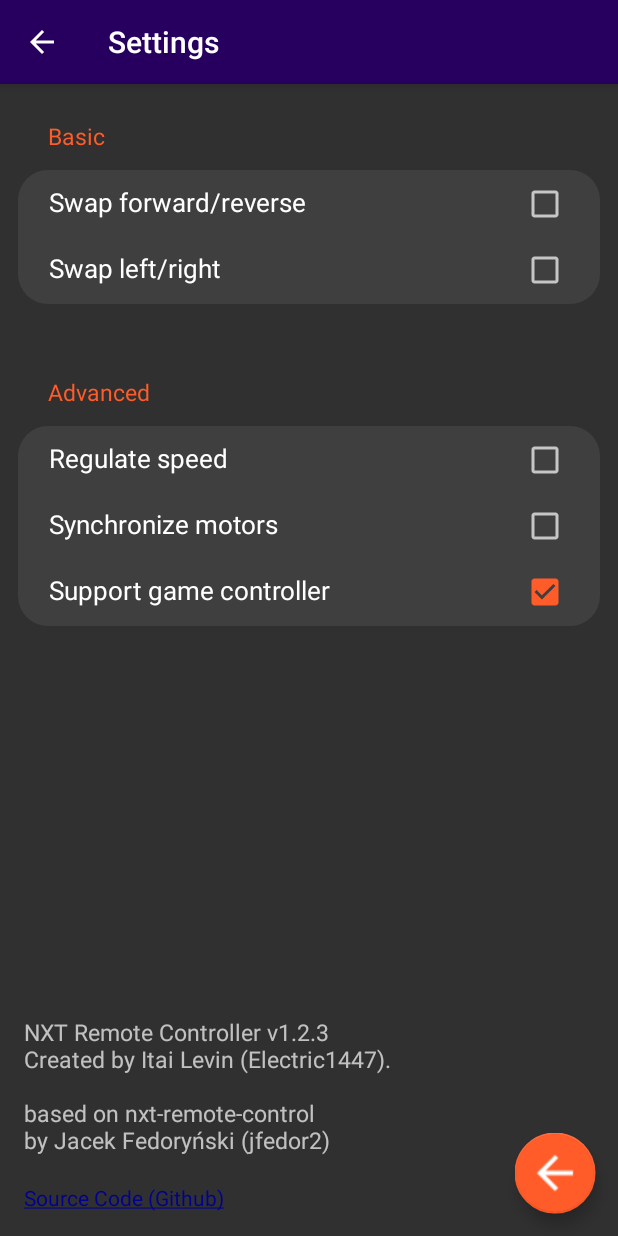
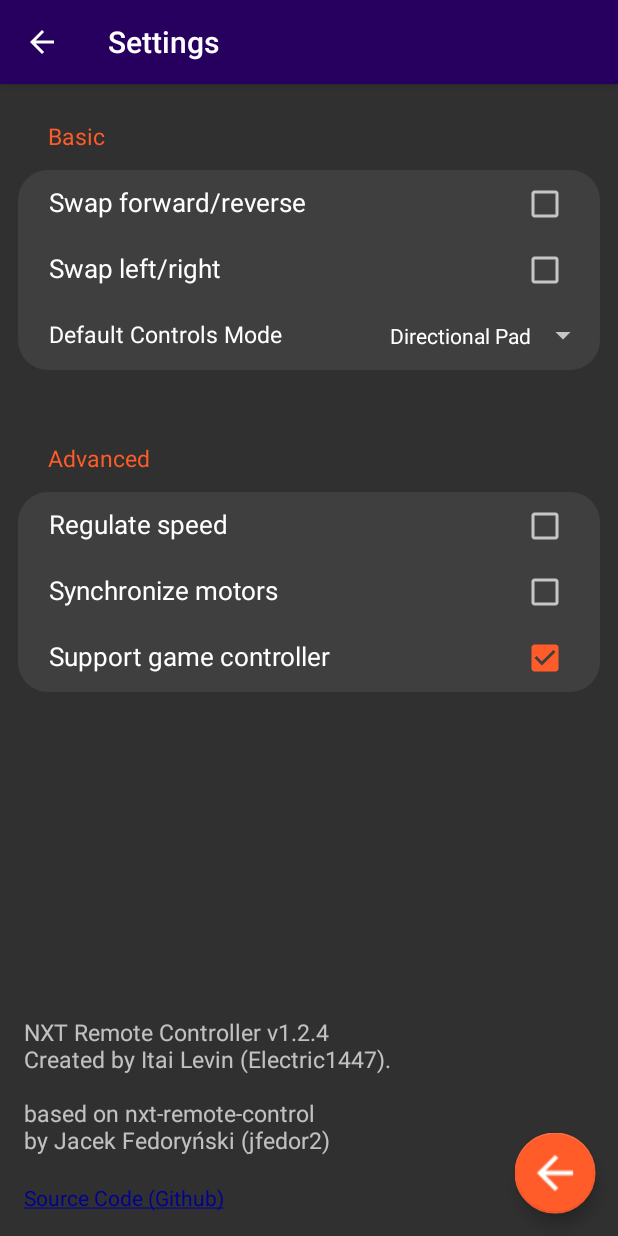
Before and after one commit to Electric1447/NXT-Remote-Controller, an Android app: the Settings screen opened directly, with no data from a screen before it, on a phone screen of 412 x 824 dp. Run offline under Robolectric (Android 15) with nearby library versions, the phone set to English and light mode, and no system bars.

Commit message:
Added Default Controls Mode option. (v1.2.4)

```diff
--- a/app/build.gradle
+++ b/app/build.gradle
@@ -8,8 +8,8 @@ android {
         applicationId "eparon.nxtremotecontroller"
         minSdkVersion 21
         targetSdkVersion 29
-        versionCode 123
-        versionName "1.2.3"
+        versionCode 124
+        versionName "1.2.4"
 
         testInstrumentationRunner "androidx.test.runner.AndroidJUnitRunner"
         resConfigs "en"
--- a/app/src/main/AndroidManifest.xml
+++ b/app/src/main/AndroidManifest.xml
@@ -34,7 +34,6 @@
         <activity
             android:name=".Settings"
             android:label="Settings"
-            android:theme="@style/SettingsTheme"
             android:windowSoftInputMode="adjustPan" />
 
     </application>
--- a/app/src/main/java/eparon/nxtremotecontroller/MainActivity.java
+++ b/app/src/main/java/eparon/nxtremotecontroller/MainActivity.java
@@ -95,6 +95,9 @@ public class MainActivity extends AppCompatActivity {
                 return;
             }
         }
+
+        if (mNewLaunch)
+            mControlsMode = prefs.getInt("defconmode", MainActivity.MODE_BUTTONS);
 
         initializeUI();
         mNXTTalker = new NXTTalker(mHandler);
--- a/app/src/main/java/eparon/nxtremotecontroller/Settings.java
+++ b/app/src/main/java/eparon/nxtremotecontroller/Settings.java
@@ -7,7 +7,10 @@ import android.net.Uri;
 import android.os.Bundle;
 import android.view.MenuItem;
 import android.view.View;
+import android.widget.AdapterView;
+import android.widget.ArrayAdapter;
 import android.widget.CheckBox;
+import android.widget.Spinner;
 import android.widget.TextView;
 
 import androidx.annotation.NonNull;
@@ -15,12 +18,15 @@ import androidx.appcompat.app.AppCompatActivity;
 
 import java.util.Objects;
 
-public class Settings extends AppCompatActivity {
+public class Settings extends AppCompatActivity implements AdapterView.OnItemSelectedListener {
 
     public String PREFS_NXT = "NXTPrefsFile";
     SharedPreferences prefs;
 
     public static String githubURL = "https://github.com/Electric1447/NXT-Remote-Controller";
+
+    int defConMode = MainActivity.MODE_BUTTONS;
+    Spinner conModeSpinner;
 
     boolean swapFWDREV = false, swapLeftRight = false, regulateSpeed = false, syncMotors = false, gamepad = true;
     CheckBox fwdrevCB, swapLeftRightCB, regSpeedCB, syncMotorsCB, gamepadCB;
@@ -52,6 +58,7 @@ public class Settings extends AppCompatActivity {
             if (savedInstanceState.containsKey("set_rSpeed")) regulateSpeed = savedInstanceState.getBoolean("set_rSpeed");
             if (savedInstanceState.containsKey("set_syncMo")) syncMotors = savedInstanceState.getBoolean("set_syncMo");
             if (savedInstanceState.containsKey("set_gamepd")) gamepad = savedInstanceState.getBoolean("set_gamepd");
+            if (savedInstanceState.containsKey("set_conmod")) defConMode = savedInstanceState.getInt("set_conmod");
         }
 
         initializeViews();
@@ -60,6 +67,13 @@ public class Settings extends AppCompatActivity {
     //region UI & onClick functions
 
     private void initializeViews () {
+        conModeSpinner = findViewById(R.id.conmode_spinner);
+        ArrayAdapter<CharSequence> adapter = ArrayAdapter.createFromResource(this, R.array.conmode_array, R.layout.spinner_item);
+        adapter.setDropDownViewResource(android.R.layout.simple_spinner_dropdown_item);
+        conModeSpinner.setAdapter(adapter);
+        conModeSpinner.setOnItemSelectedListener(this);
+        conModeSpinner.setSelection(defConMode - 1);
+
         fwdrevCB = findViewById(R.id.cbFWDREV);
         fwdrevCB.setChecked(swapFWDREV);
         swapLeftRightCB = findViewById(R.id.cbLeftRight);
@@ -99,6 +113,15 @@ public class Settings extends AppCompatActivity {
         return cb.isChecked();
     }
 
+    @Override
+    public void onItemSelected (AdapterView<?> parent, View view, int position, long id) {
+        defConMode = position + 1;
+    }
+
+    @Override
+    public void onNothingSelected (AdapterView<?> parent) {
+    }
+
     //endregion
 
     //region Save/Load
@@ -110,6 +133,7 @@ public class Settings extends AppCompatActivity {
         editor.putBoolean("regulateSpeed", regulateSpeed);
         editor.putBoolean("syncMotors", syncMotors);
         editor.putBoolean("gamepad", gamepad);
+        editor.putInt("defconmode", defConMode);
         editor.apply();
         startActivity(new Intent(Settings.this, MainActivity.class));
     }
@@ -124,6 +148,7 @@ public class Settings extends AppCompatActivity {
         regulateSpeed = prefs.getBoolean("regulateSpeed", regulateSpeed);
         syncMotors = prefs.getBoolean("syncMotors", syncMotors);
         gamepad = prefs.getBoolean("gamepad", gamepad);
+        defConMode = prefs.getInt("defconmode", defConMode);
     }
 
     @Override
@@ -134,6 +159,7 @@ public class Settings extends AppCompatActivity {
         outState.putBoolean("set_rSpeed", regulateSpeed);
         outState.putBoolean("set_syncMo", syncMotors);
         outState.putBoolean("set_gamepd", gamepad);
+        outState.putInt("set_conmod", defConMode);
     }
 
     //endregion
--- a/app/src/main/res/layout-land/activity_settings.xml
+++ b/app/src/main/res/layout-land/activity_settings.xml
@@ -91,6 +91,34 @@
                         android:layout_alignParentRight="true"
                         android:layout_centerVertical="true"
                         android:clickable="false" />
+
+                </RelativeLayout>
+
+                <RelativeLayout
+                    android:layout_width="match_parent"
+                    android:layout_height="wrap_content"
+                    android:paddingLeft="20dp"
+                    android:paddingTop="6dp"
+                    android:paddingBottom="8dp">
+
+                    <TextView
+                        android:layout_width="wrap_content"
+                        android:layout_height="wrap_content"
+                        android:layout_alignParentLeft="true"
+                        android:layout_centerVertical="true"
+                        android:paddingBottom="2dp"
+                        android:text="@string/settings_opt_con_mode"
+                        android:textColor="#FFF"
+                        android:textSize="16sp" />
+
+                    <Spinner
+                        android:id="@+id/conmode_spinner"
+                        style="?attr/spinnerDropDownItemStyle"
+                        android:layout_width="wrap_content"
+                        android:layout_height="wrap_content"
+                        android:layout_alignParentRight="true"
+                        android:layout_centerVertical="true"
+                        android:entries="@array/conmode_array" />
 
                 </RelativeLayout>
 
--- a/app/src/main/res/layout/activity_settings.xml
+++ b/app/src/main/res/layout/activity_settings.xml
@@ -92,6 +92,34 @@
                         android:layout_alignParentRight="true"
                         android:layout_centerVertical="true"
                         android:clickable="false" />
+
+                </RelativeLayout>
+
+                <RelativeLayout
+                    android:layout_width="match_parent"
+                    android:layout_height="wrap_content"
+                    android:paddingLeft="20dp"
+                    android:paddingTop="6dp"
+                    android:paddingBottom="8dp">
+
+                    <TextView
+                        android:layout_width="wrap_content"
+                        android:layout_height="wrap_content"
+                        android:layout_alignParentLeft="true"
+                        android:layout_centerVertical="true"
+                        android:paddingBottom="2dp"
+                        android:text="@string/settings_opt_con_mode"
+                        android:textColor="#FFF"
+                        android:textSize="15sp" />
+
+                    <Spinner
+                        android:id="@+id/conmode_spinner"
+                        style="?attr/spinnerDropDownItemStyle"
+                        android:layout_width="wrap_content"
+                        android:layout_height="wrap_content"
+                        android:layout_alignParentRight="true"
+                        android:layout_centerVertical="true"
+                        android:entries="@array/conmode_array" />
 
                 </RelativeLayout>
 
--- /dev/null
+++ b/app/src/main/res/layout/spinner_item.xml
@@ -0,0 +1,10 @@
+<?xml version="1.0" encoding="utf-8"?>
+<TextView xmlns:android="http://schemas.android.com/apk/res/android"
+    xmlns:tools="http://schemas.android.com/tools"
+    android:layout_width="match_parent"
+    android:layout_height="wrap_content"
+    android:gravity="left"
+    android:padding="5dip"
+    android:textColor="#FFF"
+    android:textSize="14sp"
+    tools:ignore="RtlHardcoded" />
--- a/app/src/main/res/values/strings.xml
+++ b/app/src/main/res/values/strings.xml
@@ -38,9 +38,18 @@
 
     <string name="settings_opt_swap_fr">Swap forward/reverse</string>
     <string name="settings_opt_swap_lr">Swap left/right</string>
+    <string name="settings_opt_con_mode">Default Controls Mode</string>
     <string name="settings_opt_regspeed">Regulate speed</string>
     <string name="settings_opt_syncmotors">Synchronize motors</string>
     <string name="settings_opt_gamepad">Support game controller</string>
 
     <string name="link_source"><u>Source Code (Github)</u></string>
+
+    <string-array name="conmode_array">
+        <item>Directional Pad</item>
+        <item>4 Wheels Dpad</item>
+        <item>Touchpad </item>
+        <item>Tank controls</item>
+        <item>Tank 3 Motors</item>
+    </string-array>
 </resources>
--- a/app/src/main/res/values/styles.xml
+++ b/app/src/main/res/values/styles.xml
@@ -1,12 +1,6 @@
 <resources>
 
     <style name="AppTheme" parent="Theme.AppCompat">
-        <item name="colorPrimary">@color/colorPrimary</item>
-        <item name="colorPrimaryDark">@color/colorPrimaryDark</item>
-        <item name="colorAccent">@color/colorAccent</item>
-    </style>
-
-    <style name="SettingsTheme" parent="Theme.AppCompat">
         <item name="colorPrimary">@color/colorPrimary</item>
         <item name="colorPrimaryDark">@color/colorPrimaryDark</item>
         <item name="colorAccent">@color/colorAccent</item>
```
